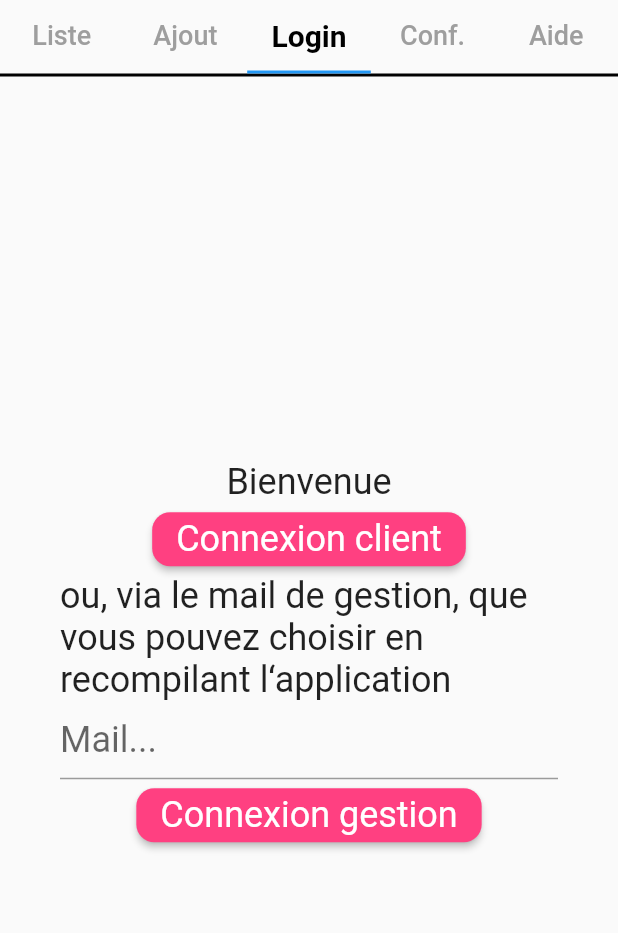
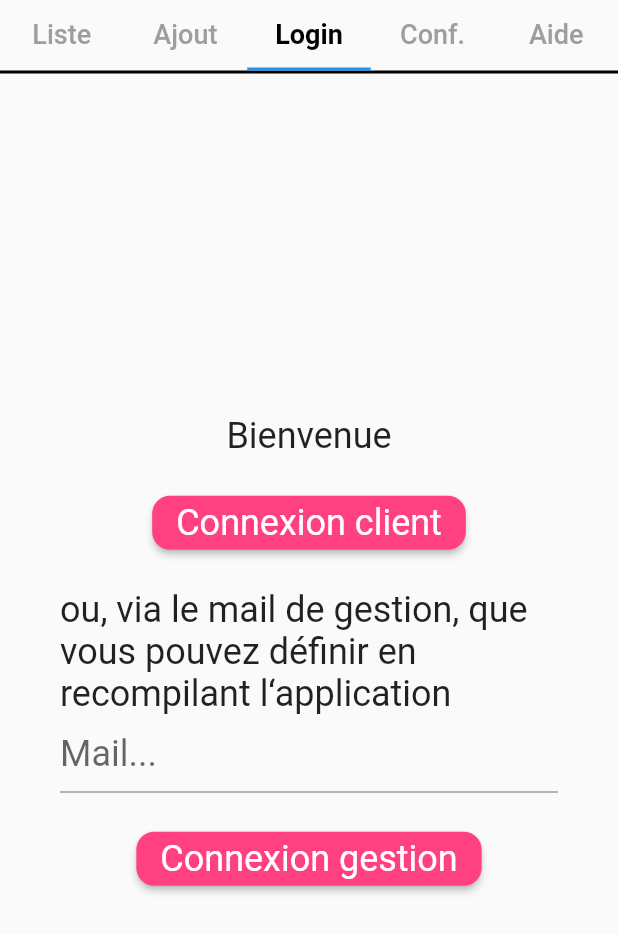
Before and after one commit to RemiKoutcherawy/doleances, a Flutter app: the screen it shows after launch, on a phone screen of 412 x 824 dp. Shown: the top 933 px of the screen. Run offline on Flutter 3.47's test engine with Material 2 defaults, Android fonts, the phone set to English and light mode, and no system bars; our stand-ins replace cloud_firestore, firebase_auth, firebase_core; missing offline and left inert: cloud_firestore_web, firebase_auth_web, firebase_core_web; accounts and stored records are empty.

Commit message:
Web on progress

```diff
--- /dev/null
+++ b/firestore.indexes.json
@@ -0,0 +1,4 @@
+{
+  "indexes": [],
+  "fieldOverrides": []
+}
--- a/lib/Ajout.dart
+++ b/lib/Ajout.dart
@@ -98,6 +98,7 @@ class _AjoutState extends State<Ajout> {
             keyboardType: TextInputType.multiline,
             controller: _controller,
           ),
+          Padding(padding: EdgeInsets.only(bottom: 20)),
           Row(
             mainAxisAlignment: MainAxisAlignment.center,
             children: [
--- a/lib/Configuration.dart
+++ b/lib/Configuration.dart
@@ -171,6 +171,7 @@ class _ConfigurationState extends State<Configuration> {
             controller: _controllerWhat,
             style: Theme.of(context).textTheme.headline5,
           ),
+          Padding(padding: EdgeInsets.only(bottom: 20)),
           Row(
             mainAxisAlignment : MainAxisAlignment.center,
             children: [
--- a/lib/Login.dart
+++ b/lib/Login.dart
@@ -53,14 +53,16 @@ class Login extends StatelessWidget {
                       'Bienvenue',
                       style: Theme.of(context).textTheme.headline5,
                     ),
+                    Padding(padding: EdgeInsets.only(bottom: 20)),
                     ElevatedButton(
                       child: Text('Connexion client'),
                       onPressed: () {
                           _connect(doleances, context, 'client@doléances.fr');
                       },
                     ),
+                    Padding(padding: EdgeInsets.only(bottom: 20)),
                     Text(
-                      'ou, via le mail de gestion, que vous pouvez choisir en recompilant l‘application',
+                      'ou, via le mail de gestion, que vous pouvez définir en recompilant l‘application',
                       style: Theme.of(context).textTheme.headline5,
                     ),
                     TextFormField(
@@ -71,11 +73,17 @@ class Login extends StatelessWidget {
                       ),
                       style: Theme.of(context).textTheme.headline5,
                     ),
+                    Padding(padding: EdgeInsets.only(bottom: 20)),
                     ElevatedButton(
                       child: Text('Connexion gestion'),
                       onPressed: () {
                         String mail = _mail.text.trim();
-                        _connect(doleances, context, mail);
+                        if (mail == '') {
+                          _showErrorDialog(context, 'Mail inconnu', null);
+                          return;
+                        } else {
+                          _connect(doleances, context, mail);
+                        }
                       },
                     ),
                   ],
--- a/lib/generated_plugin_registrant.dart
+++ b/lib/generated_plugin_registrant.dart
@@ -2,6 +2,7 @@
 // Generated file. Do not edit.
 //
 
+// ignore_for_file: directives_ordering
 // ignore_for_file: lines_longer_than_80_chars
 
 import 'package:cloud_firestore_web/cloud_firestore_web.dart';
--- a/lib/main.dart
+++ b/lib/main.dart
@@ -76,7 +76,7 @@ final appTheme = ThemeData(
     labelPadding: EdgeInsets.all(12),
     labelColor: Colors.black,
     unselectedLabelColor: Colors.grey,
-    labelStyle: TextStyle(fontSize: 20, fontWeight: FontWeight.bold),
+    labelStyle: TextStyle(fontSize: 18, fontWeight: FontWeight.bold),
     unselectedLabelStyle: TextStyle(fontSize: 18),
   ),
 
```
Also changed, not shown: lib/Doleances.dart (+21 -0 lines), pubspec.yaml (+4 -4 lines), firebase.json (added), icon/Doleances.svg (added), icon/doleances_128x128.jpg (added), icon/doleances_512x512.jpg (added), icon/doleances_720x720.jpg (added), icon/icone.svg (added), pubspec.lock, 5 other files.
